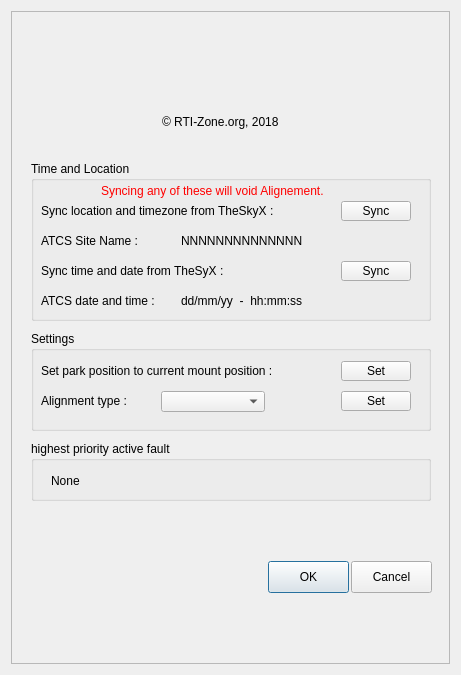
Old version of the form ATCS.ui in the repository rpineau/ATCS.
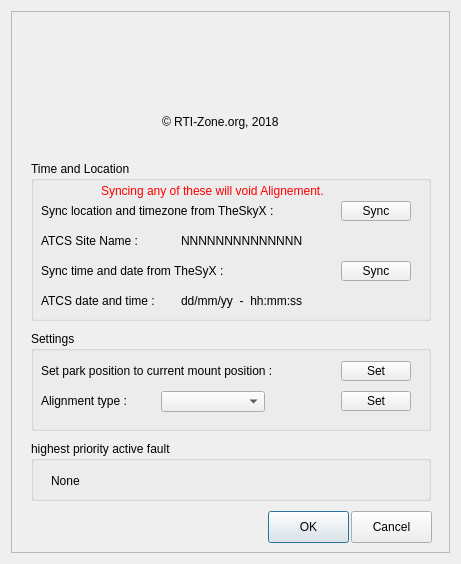
New version of the form. Icons and pictures are not drawn. Custom widgets are drawn as their Qt base class.

Commit message: Normalise line ending to unix mode. Fix UI size.

What changed in the file:
```diff
--- a/ATCS.ui
+++ b/ATCS.ui
@@ -7,7 +7,7 @@
     <x>0</x>
     <y>0</y>
     <width>461</width>
-    <height>675</height>
+    <height>564</height>
    </rect>
   </property>
   <property name="sizePolicy">
@@ -16,6 +16,18 @@
     <verstretch>0</verstretch>
    </sizepolicy>
   </property>
+  <property name="minimumSize">
+   <size>
+    <width>461</width>
+    <height>564</height>
+   </size>
+  </property>
+  <property name="maximumSize">
+   <size>
+    <width>461</width>
+    <height>564</height>
+   </size>
+  </property>
   <property name="windowTitle">
    <string>Setup Skywatcher</string>
   </property>
@@ -59,7 +71,7 @@
       <property name="geometry">
        <rect>
         <x>257</x>
-        <y>550</y>
+        <y>500</y>
         <width>81</width>
         <height>32</height>
        </rect>
@@ -67,12 +79,15 @@
       <property name="text">
        <string>OK</string>
       </property>
+      <property name="default">
+       <bool>true</bool>
+      </property>
      </widget>
      <widget class="QPushButton" name="pushButtonCancel">
       <property name="geometry">
        <rect>
         <x>340</x>
-        <y>550</y>
+        <y>500</y>
         <width>81</width>
         <height>32</height>
        </rect>
```
The commit also changes 3 other files.
